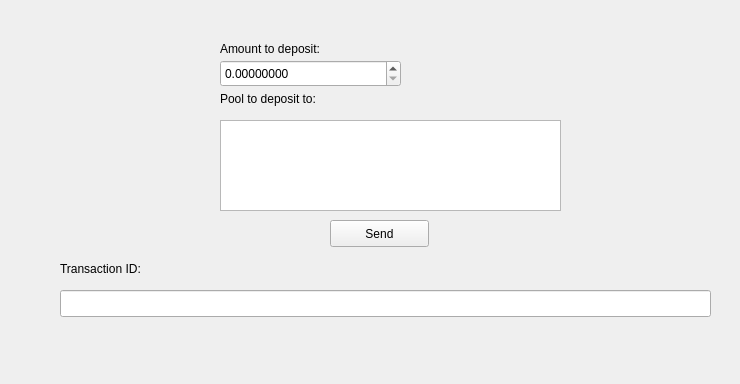
First picture: the form in src/gui/widgets/btcsenddlg.ui, repository Open-Transactions/Moneychanger, before the edit.
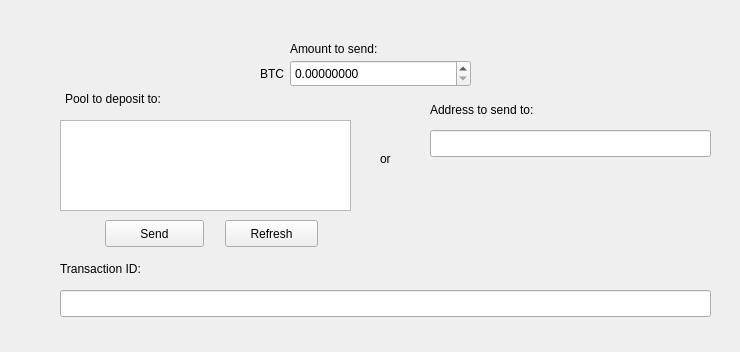
Second picture: the form after the edit.

Commit message: added windows to send bitcoin and list recent bitcoin transactions

What changed in the file:
```diff
--- a/src/gui/widgets/btcsenddlg.ui
+++ b/src/gui/widgets/btcsenddlg.ui
@@ -7,26 +7,16 @@
     <x>0</x>
     <y>0</y>
     <width>740</width>
-    <height>384</height>
+    <height>352</height>
    </rect>
   </property>
   <property name="windowTitle">
    <string>Form</string>
   </property>
-  <widget class="QListView" name="poolList">
-   <property name="geometry">
-    <rect>
-     <x>220</x>
-     <y>120</y>
-     <width>341</width>
-     <height>91</height>
-    </rect>
-   </property>
-  </widget>
   <widget class="QDoubleSpinBox" name="amountSpinBox">
    <property name="geometry">
     <rect>
-     <x>220</x>
+     <x>290</x>
      <y>60</y>
      <width>181</width>
      <height>27</height>
@@ -45,20 +35,20 @@
   <widget class="QLabel" name="label">
    <property name="geometry">
     <rect>
-     <x>220</x>
+     <x>290</x>
      <y>40</y>
      <width>141</width>
      <height>17</height>
     </rect>
    </property>
    <property name="text">
-    <string>Amount to deposit:</string>
+    <string>Amount to send:</string>
    </property>
   </widget>
   <widget class="QLabel" name="label_2">
    <property name="geometry">
     <rect>
-     <x>220</x>
+     <x>65</x>
      <y>90</y>
      <width>141</width>
      <height>17</height>
@@ -71,7 +61,7 @@
   <widget class="QPushButton" name="sendButton">
    <property name="geometry">
     <rect>
-     <x>330</x>
+     <x>105</x>
      <y>220</y>
      <width>99</width>
      <height>27</height>
@@ -104,6 +94,78 @@
     <string>Transaction ID:</string>
    </property>
   </widget>
+  <widget class="QPushButton" name="buttonRefresh">
+   <property name="geometry">
+    <rect>
+     <x>225</x>
+     <y>220</y>
+     <width>93</width>
+     <height>27</height>
+    </rect>
+   </property>
+   <property name="text">
+    <string>Refresh</string>
+   </property>
+  </widget>
+  <widget class="QListWidget" name="listPools">
+   <property name="geometry">
+    <rect>
+     <x>60</x>
+     <y>120</y>
+     <width>291</width>
+     <height>91</height>
+    </rect>
+   </property>
+  </widget>
+  <widget class="QLineEdit" name="editAddress">
+   <property name="geometry">
+    <rect>
+     <x>430</x>
+     <y>130</y>
+     <width>281</width>
+     <height>27</height>
+    </rect>
+   </property>
+  </widget>
+  <widget class="QLabel" name="label_4">
+   <property name="geometry">
+    <rect>
+     <x>380</x>
+     <y>150</y>
+     <width>21</width>
+     <height>17</height>
+    </rect>
+   </property>
+   <property name="text">
+    <string>or</string>
+   </property>
+  </widget>
+  <widget class="QLabel" name="label_5">
+   <property name="geometry">
+    <rect>
+     <x>430</x>
+     <y>100</y>
+     <width>161</width>
+     <height>20</height>
+    </rect>
+   </property>
+   <property name="text">
+    <string>Address to send to:</string>
+   </property>
+  </widget>
+  <widget class="QLabel" name="label_6">
+   <property name="geometry">
+    <rect>
+     <x>260</x>
+     <y>65</y>
+     <width>31</width>
+     <height>17</height>
+    </rect>
+   </property>
+   <property name="text">
+    <string>BTC</string>
+   </property>
+  </widget>
  </widget>
  <resources/>
  <connections/>
```
Left out of the diff: 2 changed lines with no effect on the pictures. The commit also changes 25 other files.
